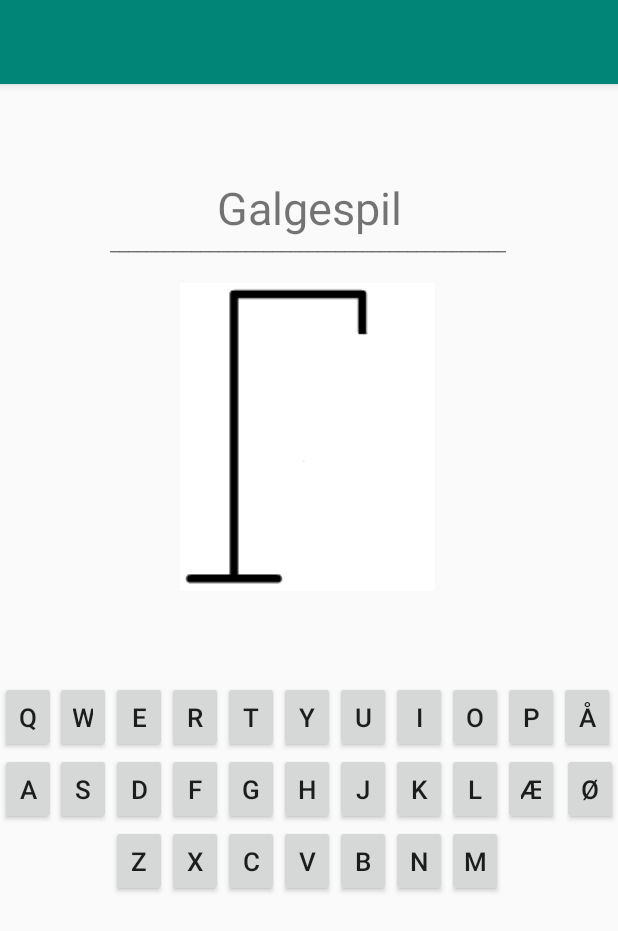
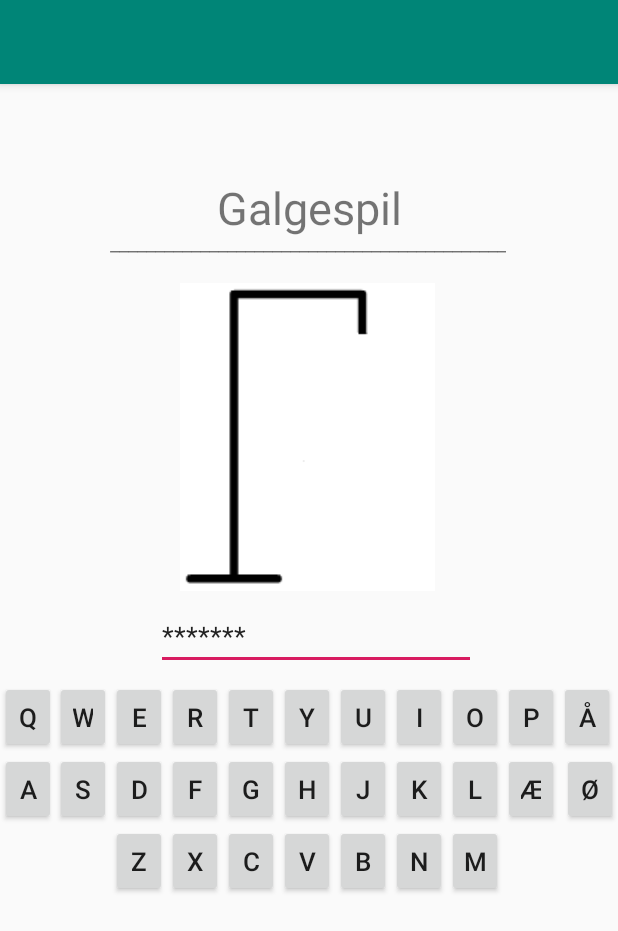
Before and after one commit to Rajak4/Galgeleg, an Android app: the Spil_akt screen opened directly, with no data from a screen before it, after a tap on an icon or button, on a phone screen of 412 x 824 dp. Shown: the top 931 px of the screen. Run offline under Robolectric (Android 15) with nearby library versions, the phone set to English and light mode, and no system bars; Roboto replaces fonts that are not available here.

Commit message:
Nu kan man gætte ord

```diff
--- a/app/src/main/java/com/example/galgeleg/Spil_akt.java
+++ b/app/src/main/java/com/example/galgeleg/Spil_akt.java
@@ -6,6 +6,7 @@ import android.content.Intent;
 import android.os.Bundle;
 import android.view.View;
 import android.widget.Button;
+import android.widget.EditText;
 
 
 public class Spil_akt extends AppCompatActivity implements View.OnClickListener {
@@ -13,11 +14,18 @@ public class Spil_akt extends AppCompatActivity implements View.OnClickListener
     Galgelogik logik = new Galgelogik();
 
     Button[] tastatur;
+    EditText felt;
+
 
     @Override
     protected void onCreate(Bundle savedInstanceState) {
         super.onCreate(savedInstanceState);
         setContentView(R.layout.activity_spil);
+
+        felt = findViewById(R.id.felt);
+
+
+        logik.nulstil();
 
         tastatur = new Button[29];
 
@@ -25,7 +33,7 @@ public class Spil_akt extends AppCompatActivity implements View.OnClickListener
         char hej = 65;
 
         //setOnClickListener laves til hver button i tastaturet
-        for(int i = 0; i < tastatur.length - 4; i++){
+        for(int i = 0; i < tastatur.length - 3; i++){
             String næsteKnap = "knap" + hej;
             hej++;
             int knapId = getResources().getIdentifier(næsteKnap, "id", getPackageName());
@@ -34,18 +42,30 @@ public class Spil_akt extends AppCompatActivity implements View.OnClickListener
 
         }
         //Æ, Ø, Å hardcodes
-        tastatur[27] = findViewById(R.id.knapÆ);
+        tastatur[26] = findViewById(R.id.knapÆ);
+        tastatur[26].setOnClickListener(this);
+        tastatur[27] = findViewById(R.id.knapØ);
         tastatur[27].setOnClickListener(this);
-        tastatur[28] = findViewById(R.id.knapØ);
+        tastatur[28] = findViewById(R.id.knapÅ);
         tastatur[28].setOnClickListener(this);
-        tastatur[29] = findViewById(R.id.knapÅ);
-        tastatur[29].setOnClickListener(this);
+
 
     }
 
     @Override
     public void onClick(View v) {
 
+        //Tjekker hvad der trykkes på
+        for(int i=0; i<tastatur.length; i++){
+            if(v == tastatur[i]){
+
+                logik.gætBogstav(tastatur[i].getText().toString().toLowerCase());
+                logik.logStatus();
+                //Opdater ord-feltet, når der gættes
+                felt.setText(logik.getSynligtOrd());
+            }
+        }
+
 
     }
 
--- a/app/src/main/res/layout/activity_spil.xml
+++ b/app/src/main/res/layout/activity_spil.xml
@@ -340,4 +340,15 @@
         app:layout_constraintEnd_toEndOf="parent"
         app:layout_constraintTop_toBottomOf="@+id/imageView" />
 
+    <EditText
+        android:id="@+id/felt"
+        android:layout_width="wrap_content"
+        android:layout_height="wrap_content"
+        android:layout_marginStart="104dp"
+        android:layout_marginTop="7dp"
+        android:ems="10"
+        android:inputType="textPersonName"
+        app:layout_constraintStart_toStartOf="parent"
+        app:layout_constraintTop_toBottomOf="@+id/imageView" />
+
 </androidx.constraintlayout.widget.ConstraintLayout>
```
